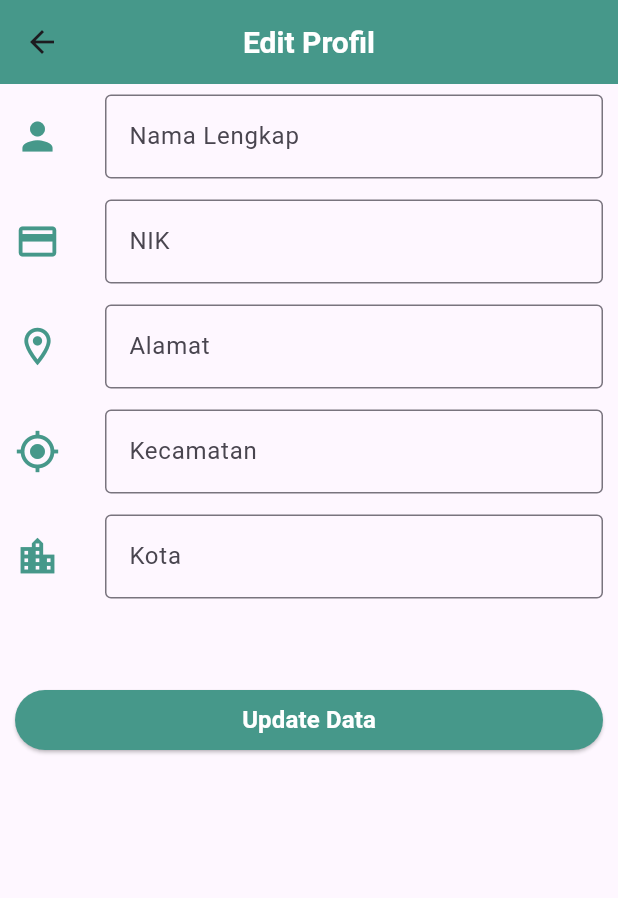
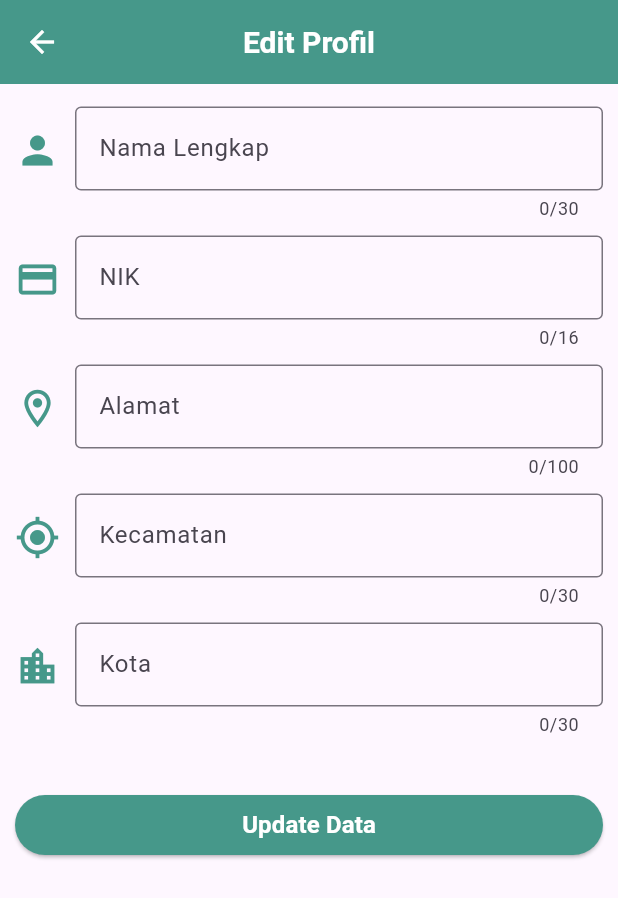
Before and after one commit to IkhwanWahyudi/MobiTax, a Flutter app: the EditProfile screen opened directly, on a phone screen of 412 x 824 dp. Shown: the top 898 px of the screen. Run offline on Flutter 3.47's test engine with Material 3 defaults, Android fonts, the light colour scheme and no system bars; our stand-ins replace cloud_firestore, firebase_auth, firebase_core, introduction_screen; accounts and stored records are empty.

Commit message:
mengatur theme halaman

```diff
--- a/lib/detail.dart
+++ b/lib/detail.dart
@@ -75,6 +75,9 @@ class _DetailPageState extends State<DetailPage> {
           style: TextStyle(
             color: Colors.white,
           ),
+        ),
+        iconTheme: IconThemeData(
+          color: Colors.white,
         ),
       ),
       backgroundColor: const Color.fromARGB(255, 240, 237, 237),
--- a/lib/edit_profile.dart
+++ b/lib/edit_profile.dart
@@ -4,6 +4,8 @@ import 'package:cloud_firestore/cloud_firestore.dart';
 import 'package:firebase_auth/firebase_auth.dart';
 import 'package:flutter/material.dart';
 import 'package:flutter/services.dart';
+import 'package:provider/provider.dart';
+import 'themeModeData.dart';
 
 class EditProfile extends StatefulWidget {
   const EditProfile({Key? key});
@@ -98,12 +100,13 @@ class _EditProfileState extends State<EditProfile> {
     var lebar = MediaQuery.of(context).size.width;
     // var tinggi = MediaQuery.of(context).size.height;
     User? user = FirebaseAuth.instance.currentUser;
+    ThemeData selectedTheme = Provider.of<ThemeModeData>(context).getTheme();
 
     return Scaffold(
         backgroundColor: Theme.of(context).canvasColor,
         // backgroundColor: const Color.fromARGB(255, 240, 237, 237),
         appBar: AppBar(
-          backgroundColor: Color.fromRGBO(70, 152, 138, 1),
+          backgroundColor: selectedTheme.primaryColor,
           elevation: 0,
           title: Text(
             'Edit Profil',
@@ -113,24 +116,29 @@ class _EditProfileState extends State<EditProfile> {
               fontWeight: FontWeight.bold,
             ),
           ),
+          iconTheme: IconThemeData(
+            color: Colors.white,
+          ),
           centerTitle: true,
         ),
         body: Form(
           key: _formKey,
           child: ListView(
             children: [
-              Center(
-                child: Container(
-                  margin: const EdgeInsets.symmetric(horizontal: 10),
-                  height: 70,
+              SizedBox(height: 10),
+              Container(
+                margin: const EdgeInsets.symmetric(horizontal: 10, vertical: 5),
                 child: Row(
                   children: [
-                      Icon(
+                    Container(
+                      margin: const EdgeInsets.only(bottom: 18),
+                      child: Icon(
                         Icons.person,
-                        color: Color.fromRGBO(70, 152, 138, 1),
+                        color: selectedTheme.primaryColor,
                         size: 30,
                       ),
-                      SizedBox(width: 30),
+                    ),
+                    SizedBox(width: 10),
                     Expanded(
                       child: TextFormField(
                         controller: _namaController,
@@ -144,23 +152,26 @@ class _EditProfileState extends State<EditProfile> {
                           labelText: 'Nama Lengkap',
                           border: OutlineInputBorder(),
                         ),
+                        maxLength: 30,
                       ),
                     ),
                   ],
                 ),
               ),
-              ),
+
               Container(
-                margin: const EdgeInsets.symmetric(horizontal: 10),
-                height: 70,
+                margin: const EdgeInsets.symmetric(horizontal: 10, vertical: 5),
                 child: Row(
                   children: [
-                    Icon(
+                    Container(
+                      margin: const EdgeInsets.only(bottom: 18),
+                      child: Icon(
                         Icons.credit_card,
-                      color: Color.fromRGBO(70, 152, 138, 1),
+                        color: selectedTheme.primaryColor,
                         size: 30,
                       ),
-                    SizedBox(width: 30),
+                    ),
+                    SizedBox(width: 10),
                     Expanded(
                       child: TextFormField(
                         controller: _nikController,
@@ -172,8 +183,8 @@ class _EditProfileState extends State<EditProfile> {
                         validator: (value) {
                           if (value == null || value.isEmpty) {
                             return 'NIK wajib diisi';
-                          } else if (value.length < 15) {
-                            return 'NIK setidaknya sebanyak 15 karakter';
+                          } else if (value.length < 16) {
+                            return 'NIK setidaknya sebanyak 16 karakter';
                           }
                           return null; // Return null for no validation errors
                         },
@@ -181,22 +192,26 @@ class _EditProfileState extends State<EditProfile> {
                           labelText: 'NIK',
                           border: OutlineInputBorder(),
                         ),
+                        maxLength: 16,
                       ),
                     ),
                   ],
                 ),
               ),
+
               Container(
-                margin: const EdgeInsets.symmetric(horizontal: 10),
-                height: 70,
+                margin: const EdgeInsets.symmetric(horizontal: 10,vertical: 5),
                 child: Row(
                   children: [
-                    Icon(
+                    Container(
+                      margin: const EdgeInsets.only(bottom: 18),
+                      child: Icon(
                         Icons.location_on_outlined,
-                      color: Color.fromRGBO(70, 152, 138, 1),
+                        color: selectedTheme.primaryColor,
                         size: 30,
                       ),
-                    SizedBox(width: 30),
+                    ),
+                    SizedBox(width: 10),
                     Expanded(
                       child: TextFormField(
                         controller: _alamatController,
@@ -210,22 +225,26 @@ class _EditProfileState extends State<EditProfile> {
                           labelText: 'Alamat',
                           border: OutlineInputBorder(),
                         ),
+                        maxLength: 100,
                       ),
                     ),
                   ],
                 ),
               ),
+
               Container(
-                margin: const EdgeInsets.symmetric(horizontal: 10),
-                height: 70,
+                margin: const EdgeInsets.symmetric(horizontal: 10, vertical: 5),
                 child: Row(
                   children: [
-                    Icon(
+                    Container(
+                      margin: const EdgeInsets.only(bottom: 18),
+                      child: Icon(
                         Icons.my_location_outlined,
-                      color: Color.fromRGBO(70, 152, 138, 1),
+                        color: selectedTheme.primaryColor,
                         size: 30,
                       ),
-                    SizedBox(width: 30),
+                    ),
+                    SizedBox(width: 10),
                     Expanded(
                       child: TextFormField(
                         autocorrect: true,
@@ -240,22 +259,26 @@ class _EditProfileState extends State<EditProfile> {
                           labelText: 'Kecamatan',
                           border: OutlineInputBorder(),
                         ),
+                        maxLength: 30,
                       ),
                     ),
                   ],
                 ),
               ),
+
               Container(
-                margin: const EdgeInsets.symmetric(horizontal: 10),
-                height: 70,
+                margin: const EdgeInsets.symmetric(horizontal: 10, vertical: 5),
                 child: Row(
                   children: [
-                    Icon(
+                    Container(
+                      margin: const EdgeInsets.only(bottom: 18),
+                      child: Icon(
                         Icons.location_city_outlined,
-                      color: Color.fromRGBO(70, 152, 138, 1),
+                        color: selectedTheme.primaryColor,
                         size: 30,
                       ),
-                    SizedBox(width: 30),
+                    ),
+                    SizedBox(width: 10),
                     Expanded(
                       child: TextFormField(
                         controller: _kotaController,
@@ -269,21 +292,23 @@ class _EditProfileState extends State<EditProfile> {
                           labelText: 'Kota',
                           border: OutlineInputBorder(),
                         ),
+                        maxLength: 30,
                       ),
                     ),
                   ],
                 ),
               ),
+
               SizedBox(
-                height: 30,
+                height: 20,
               ),
               Container(
                 margin:
-                    const EdgeInsets.symmetric(horizontal: 10, vertical: 20),
+                    const EdgeInsets.symmetric(horizontal: 10, vertical: 10),
                 child: ElevatedButton(
                   onPressed: () => editDataDiri(),
                   style: ElevatedButton.styleFrom(
-                    backgroundColor: Color.fromRGBO(70, 152, 138, 1),
+                    backgroundColor: selectedTheme.primaryColor,
                     // padding: EdgeInsets.symmetric(vertical: 15), // Button padding
                     fixedSize: Size(lebar, 40),
                   ),
--- a/lib/kendaraan.dart
+++ b/lib/kendaraan.dart
@@ -146,7 +146,7 @@ class _kendaraanState extends State<kendaraan> {
           ),
         ),
         iconTheme: IconThemeData(
-          color: Colors.white, // Ganti warna sesuai keinginan Anda
+          color: Colors.white,
         ),
       ),
       backgroundColor: const Color.fromARGB(255, 240, 237, 237),
```
Also changed, not shown: lib/profil_page.dart (+47 -45 lines), lib/transaksi.dart (+129 -144 lines). Lines whose indentation alone changed are shown as unchanged.
